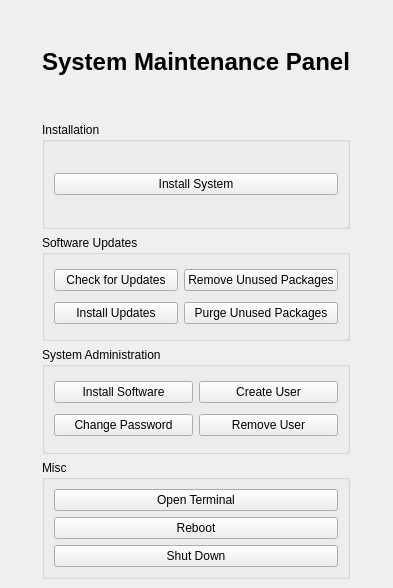
Old version of the form ui/ui_mainwindow.ui in the repository Kicksecure/sysmaint-panel.
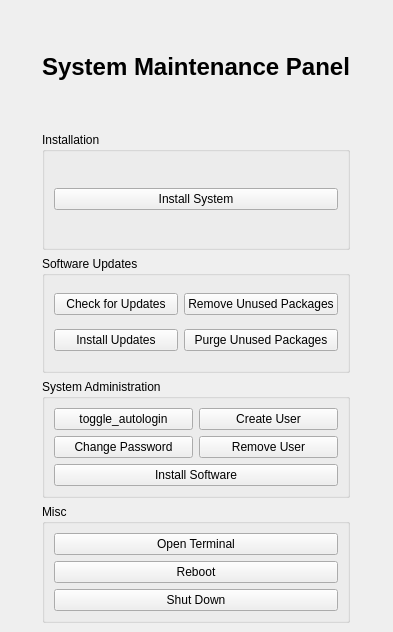
New version of the form.

Commit message: Add autologinchange button

The edit to the form file:
```diff
--- a/ui/ui_mainwindow.ui
+++ b/ui/ui_mainwindow.ui
@@ -7,7 +7,7 @@
     <x>0</x>
     <y>0</y>
     <width>393</width>
-    <height>588</height>
+    <height>632</height>
    </rect>
   </property>
   <property name="windowTitle">
@@ -133,7 +133,7 @@
          </property>
         </widget>
        </item>
-       <item row="0" column="0">
+       <item row="2" column="0" colspan="2">
         <widget class="QPushButton" name="installSoftwareButton">
          <property name="toolTip">
           <string>&lt;html&gt;&lt;head/&gt;&lt;body&gt;&lt;p&gt;Allows you to search for and install software through the apt package manager.&lt;/p&gt;&lt;/body&gt;&lt;/html&gt;</string>
@@ -143,6 +143,13 @@
          </property>
         </widget>
        </item>
+       <item row="0" column="0">
+        <widget class="QPushButton" name="autologinToggleButton">
+         <property name="text">
+          <string>toggle_autologin</string>
+         </property>
+        </widget>
+       </item>
       </layout>
      </widget>
     </item>
```
The commit also changes 2 other files.
